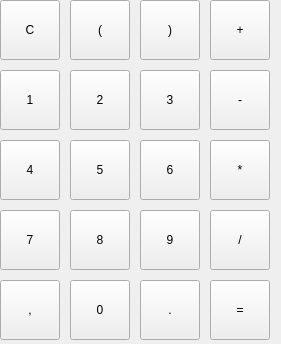
Before: the Qt Designer form ui/views/InputModule/InputModule.ui in dammmueller-calculator/calculator, drawn with Qt 5.
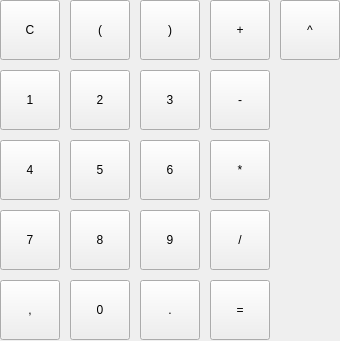
After: the same form once the commit is applied.

Patch:
```diff
--- a/ui/views/InputModule/InputModule.ui
+++ b/ui/views/InputModule/InputModule.ui
@@ -6,8 +6,8 @@
    <rect>
     <x>0</x>
     <y>0</y>
-    <width>281</width>
-    <height>344</height>
+    <width>340</width>
+    <height>341</height>
    </rect>
   </property>
   <property name="windowTitle">
@@ -273,6 +273,19 @@
     <string>/</string>
    </property>
   </widget>
+  <widget class="QPushButton" name="pushButton_27">
+   <property name="geometry">
+    <rect>
+     <x>280</x>
+     <y>0</y>
+     <width>60</width>
+     <height>60</height>
+    </rect>
+   </property>
+   <property name="text">
+    <string>^</string>
+   </property>
+  </widget>
  </widget>
  <resources/>
  <connections>
```
Left out of the diff: 39 changed lines with no effect on the pictures.
